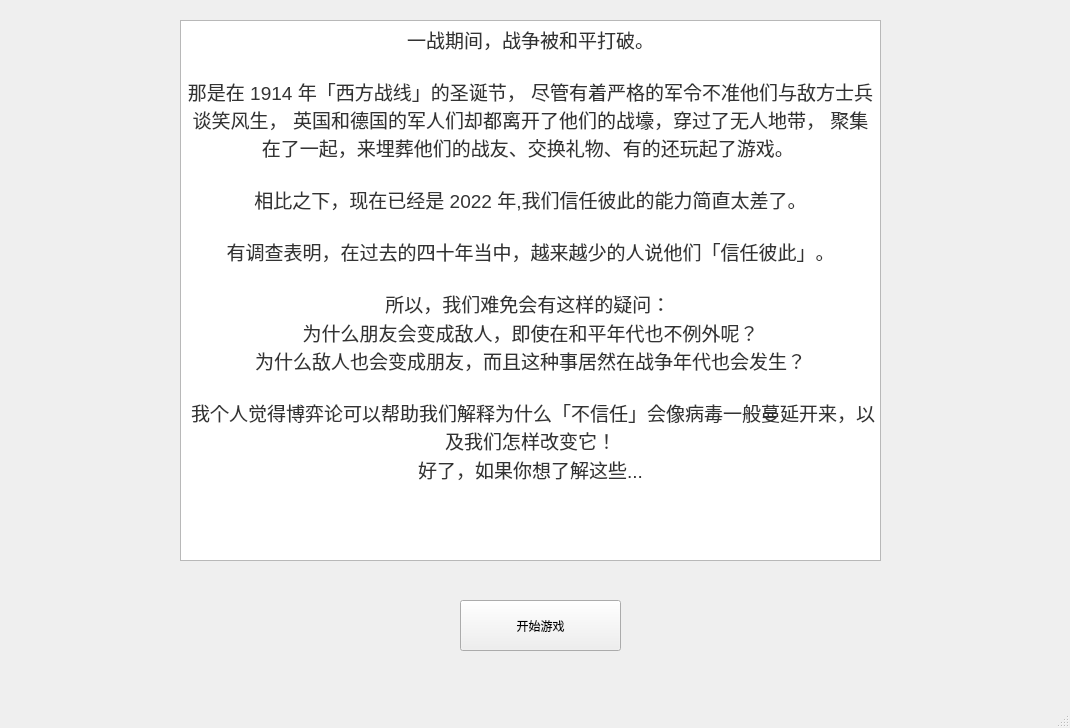
First picture: the form in intro.ui, repository mqqqqj/C-Course-Design, before the edit.
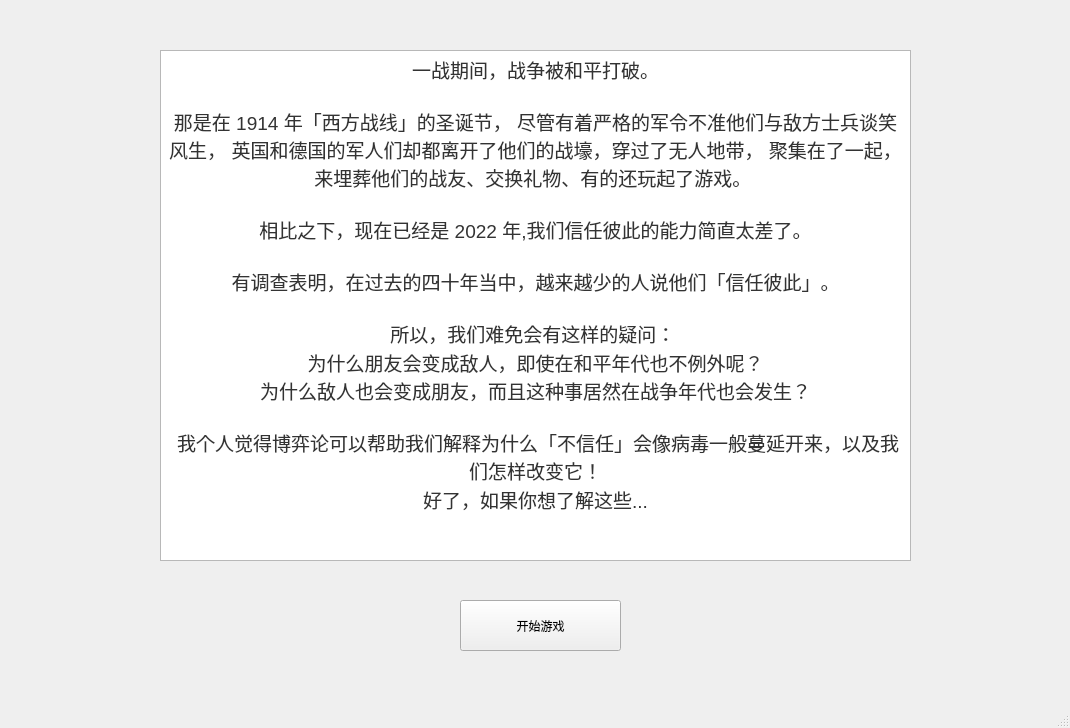
Second picture: the form after the edit.

```diff
--- a/intro.ui
+++ b/intro.ui
@@ -30,10 +30,10 @@
    <widget class="QTextBrowser" name="textBrowser">
     <property name="geometry">
      <rect>
-      <x>180</x>
-      <y>20</y>
-      <width>701</width>
-      <height>541</height>
+      <x>160</x>
+      <y>50</y>
+      <width>751</width>
+      <height>511</height>
      </rect>
     </property>
     <property name="html">
```
